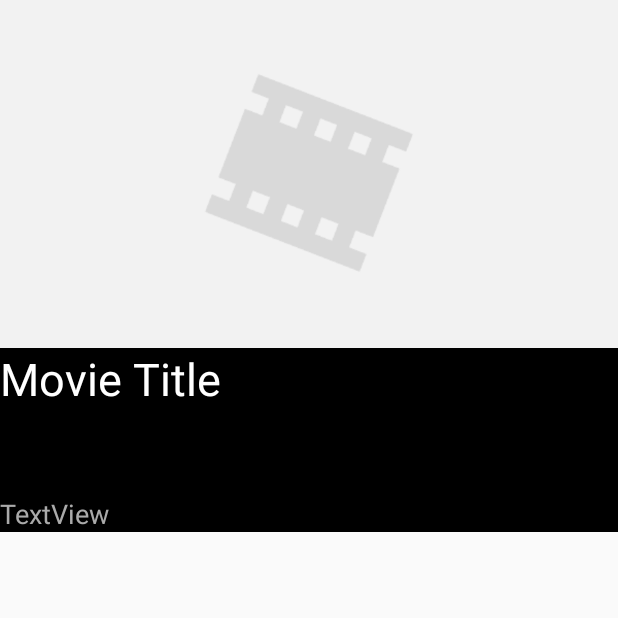
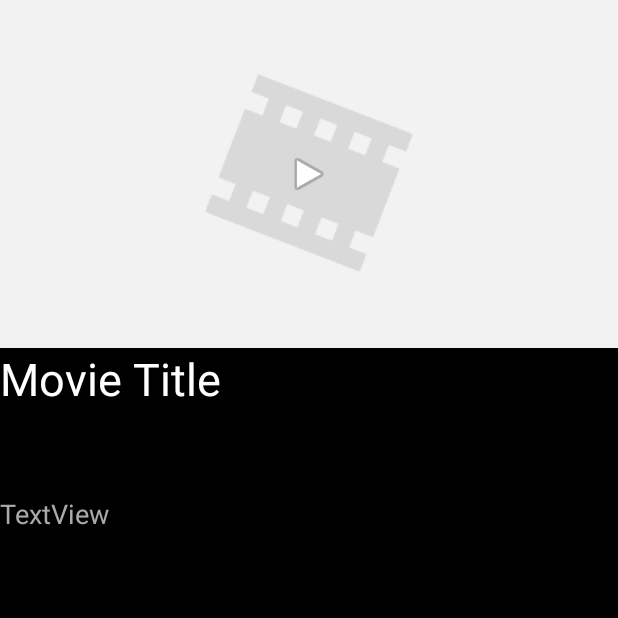
Before and after one commit to snhoward/Flicks, an Android app: the MovieDetailsActivity screen opened directly, with no data from a screen before it, on a phone screen of 412 x 824 dp, the top half of it. Run offline under Robolectric (Android 15) with nearby library versions, the phone set to English and light mode, and no system bars; our stand-ins replace ButterKnife; libraries missing offline, so code that uses them is left out: com.loopj.android, cz.msebera.android, org.parceler; pictures from the network do not load; 7 statements that could not run were skipped.

Commit message:
added play button iv onto trailer

```diff
--- a/app/src/main/res/layout/activity_movie_details.xml
+++ b/app/src/main/res/layout/activity_movie_details.xml
@@ -1,13 +1,15 @@
 <?xml version="1.0" encoding="utf-8"?>
 <ScrollView xmlns:android="http://schemas.android.com/apk/res/android"
+    xmlns:app="http://schemas.android.com/apk/res-auto"
     android:layout_width="match_parent"
-    android:layout_height="wrap_content"
-    android:background="@android:color/black">
+    android:layout_height="match_parent"
+    android:background="@android:color/black"
+    android:fillViewport="true">
 
     <RelativeLayout xmlns:app="http://schemas.android.com/apk/res-auto"
         xmlns:tools="http://schemas.android.com/tools"
         android:layout_width="match_parent"
-        android:layout_height="wrap_content"
+        android:layout_height="match_parent"
         android:background="@android:color/black"
         tools:context="com.example.snhoward.flicks.MovieDetailsActivity">
 
@@ -25,7 +27,7 @@
         <TextView
             android:id="@+id/tvOverview"
             android:layout_width="wrap_content"
-            android:layout_height="wrap_content"
+            android:layout_height="match_parent"
             android:layout_alignParentEnd="true"
             android:layout_alignParentLeft="true"
             android:layout_alignParentRight="true"
@@ -57,5 +59,17 @@
             android:scaleType="fitXY"
             app:srcCompat="@drawable/flicks_backdrop_placeholder" />
 
+        <ImageView
+            android:id="@+id/ivPlay"
+            android:layout_width="match_parent"
+            android:layout_height="100dp"
+            android:layout_alignBottom="@+id/ivBackdrop"
+            android:layout_alignParentTop="true"
+            android:adjustViewBounds="false"
+            android:cropToPadding="false"
+            android:foregroundGravity="top"
+            android:scaleType="center"
+            app:srcCompat="@android:drawable/ic_media_play" />
+
     </RelativeLayout>
 </ScrollView>
```
